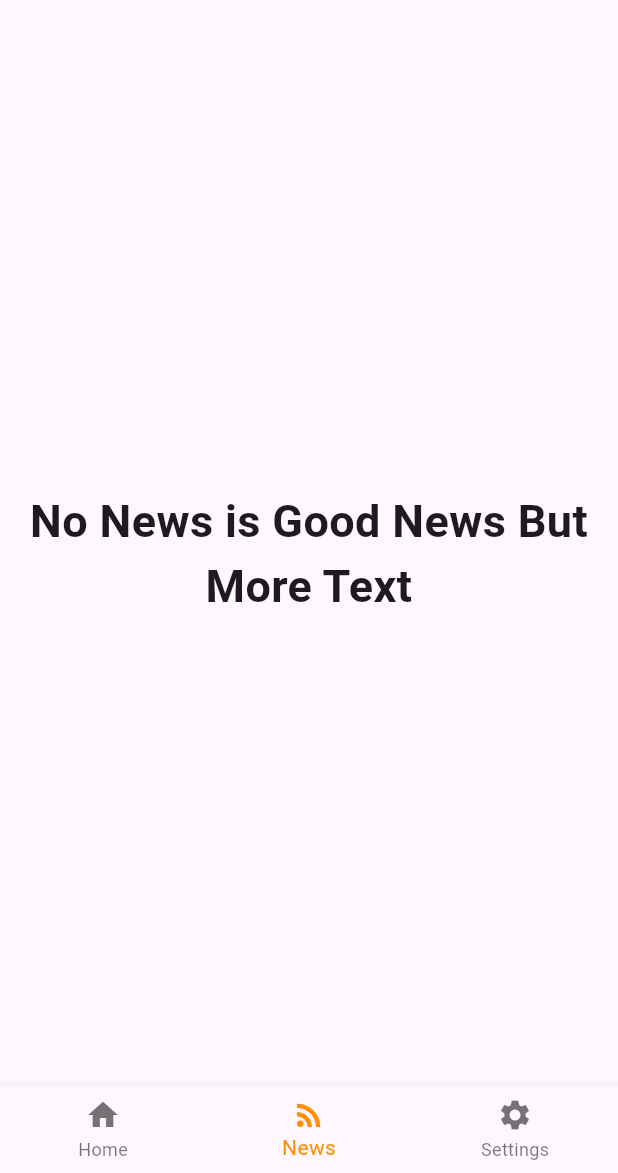
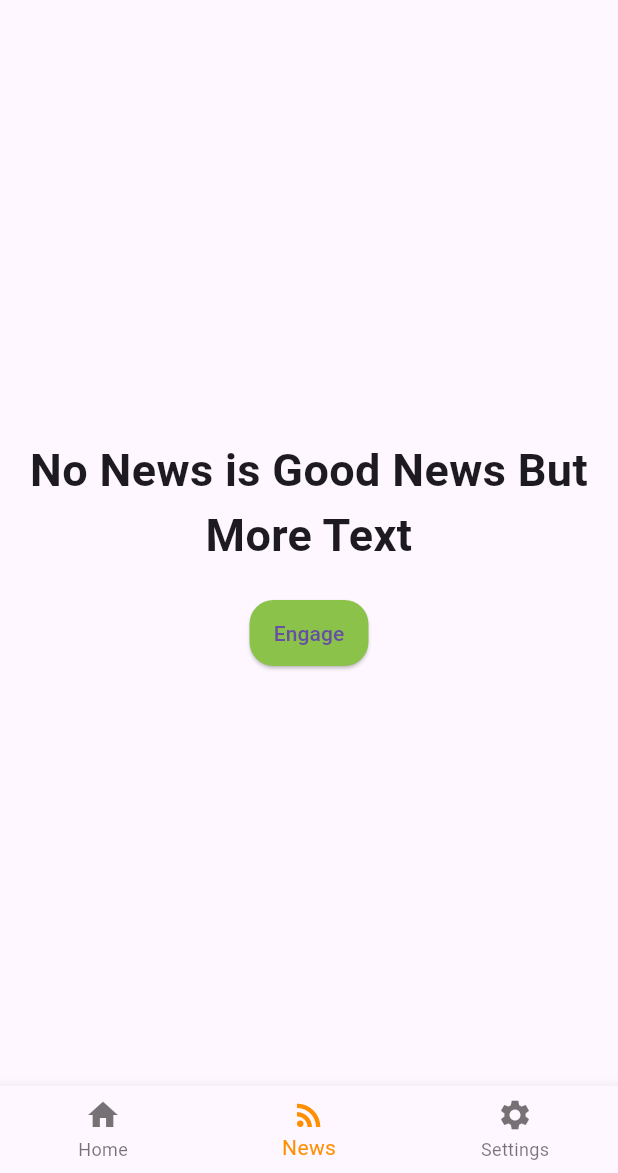
Before and after one commit to smashedr/tibs3dprints-flutter, a Flutter app: the screen it shows after launch, item 2 of the bottom bar chosen, on a phone screen of 412 x 824 dp, the part 63-1236 px from its top. Run offline on Flutter 3.47's test engine with Material 3 defaults, Android fonts, the phone set to English and light mode, and no system bars; our stand-ins replace settings_ui, webview_flutter.

Commit message:
add button

```diff
--- a/lib/pages/news_page.dart
+++ b/lib/pages/news_page.dart
@@ -5,12 +5,40 @@ class NewsPage extends StatelessWidget {
 
   @override
   Widget build(BuildContext context) {
-    return const Center(
-      child: Text(
-        'No News is Good News But More Text',
-        textAlign: TextAlign.center,  // <-- Add this line
-        style: TextStyle(fontSize: 30, fontWeight: FontWeight.bold),
+    return Center(
+      child: Column(
+        mainAxisSize: MainAxisSize.min,
+        children: const [
+          Text(
+            'No News is Good News But More Text',
+            textAlign: TextAlign.center,
+            style: TextStyle(fontSize: 30, fontWeight: FontWeight.bold),
+          ),
+          SizedBox(height: 20),
+          MyButton(),
+        ],
       ),
     );
   }
 }
+
+class MyButton extends StatelessWidget {
+  const MyButton({super.key});
+
+  @override
+  Widget build(BuildContext context) {
+    return ElevatedButton(
+      onPressed: () {
+        print('MyButton was tapped! (that ass)');
+      },
+      style: ElevatedButton.styleFrom(
+        backgroundColor: Colors.lightGreen[500],  // <-- use backgroundColor here
+        shape: RoundedRectangleBorder(
+          borderRadius: BorderRadius.circular(16),
+        ),
+        padding: const EdgeInsets.symmetric(horizontal: 16, vertical: 12),
+      ),
+      child: const Text('Engage'),
+    );
+  }
+}
```
